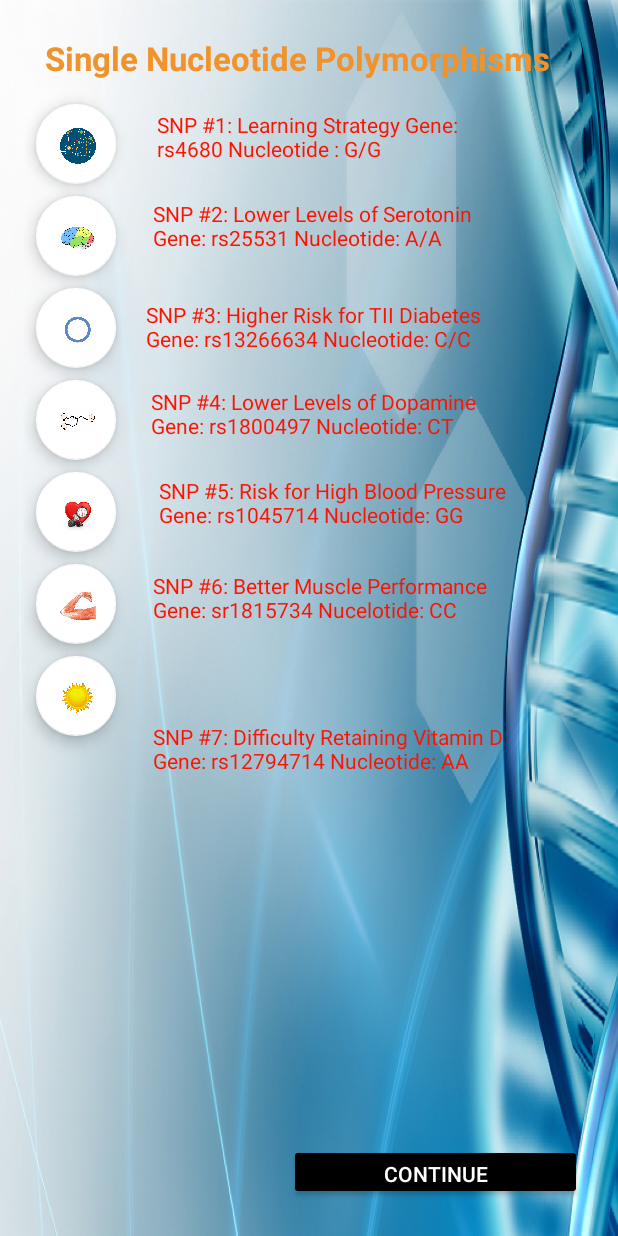
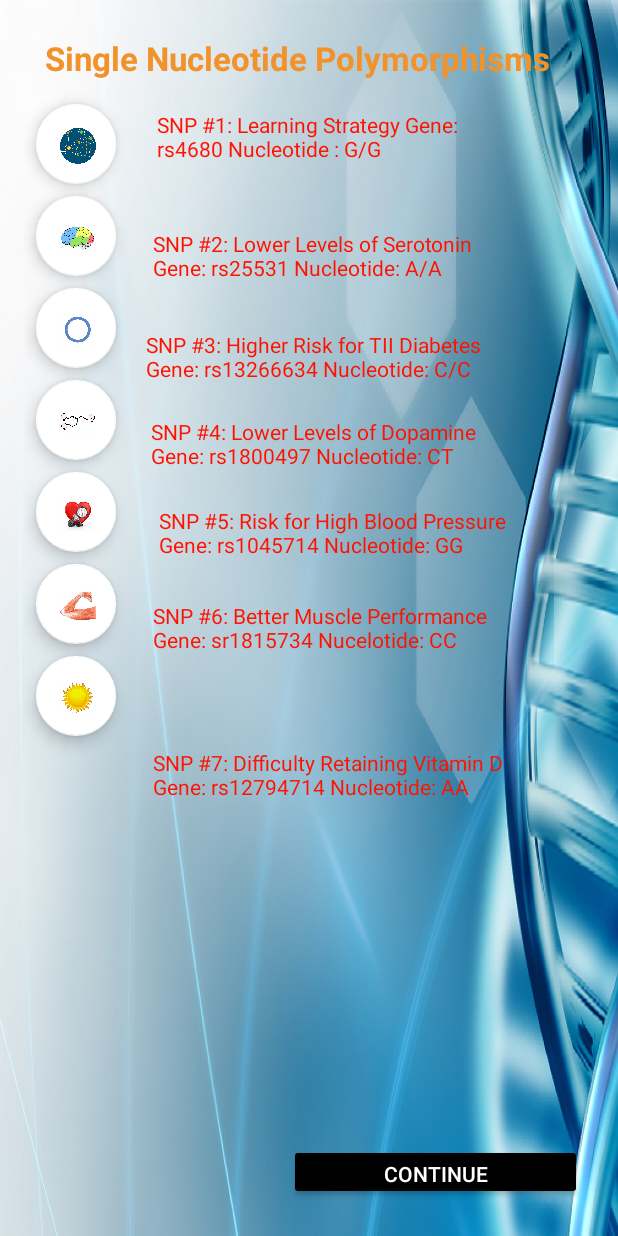
Before and after one commit to rdombrovski/HackYourLife, an Android app: the SNP_select screen opened directly, with no data from a screen before it, on a phone screen of 412 x 824 dp. Run offline under Robolectric (Android 15) with nearby library versions, the phone set to English and light mode, and no system bars.

Commit message:
final before pres

```diff
--- a/app/build.gradle
+++ b/app/build.gradle
@@ -8,8 +8,8 @@ android {
         applicationId "com.bif812.roman.hackyourlife"
         minSdkVersion 19
         targetSdkVersion 25
-        versionCode 1
-        versionName "1.0"
+        versionCode 2
+        versionName "2.0"
         testInstrumentationRunner "android.support.test.runner.AndroidJUnitRunner"
     }
     buildTypes {
--- a/app/src/main/res/layout/snp_select_layout.xml
+++ b/app/src/main/res/layout/snp_select_layout.xml
@@ -158,12 +158,12 @@ Gene: rs4680 Nucleotide : G/G"
         android:layout_below="@+id/snp1Btn"
         android:layout_marginEnd="8dp"
         android:layout_marginStart="8dp"
-        android:layout_marginTop="20dp"
+        android:layout_marginTop="40dp"
         android:text="SNP #2: Lower Levels of Serotonin
     Gene: rs25531 Nucleotide: A/A"
         android:textColor="#FFFF1200"
         app:layout_constraintEnd_toEndOf="parent"
-        app:layout_constraintHorizontal_bias="0.223"
+        app:layout_constraintHorizontal_bias="0.222"
         app:layout_constraintStart_toEndOf="@+id/snp2Btn"
         app:layout_constraintTop_toBottomOf="@+id/snpdesc1" />
 
```
Also changed, not shown: 2 other files.
